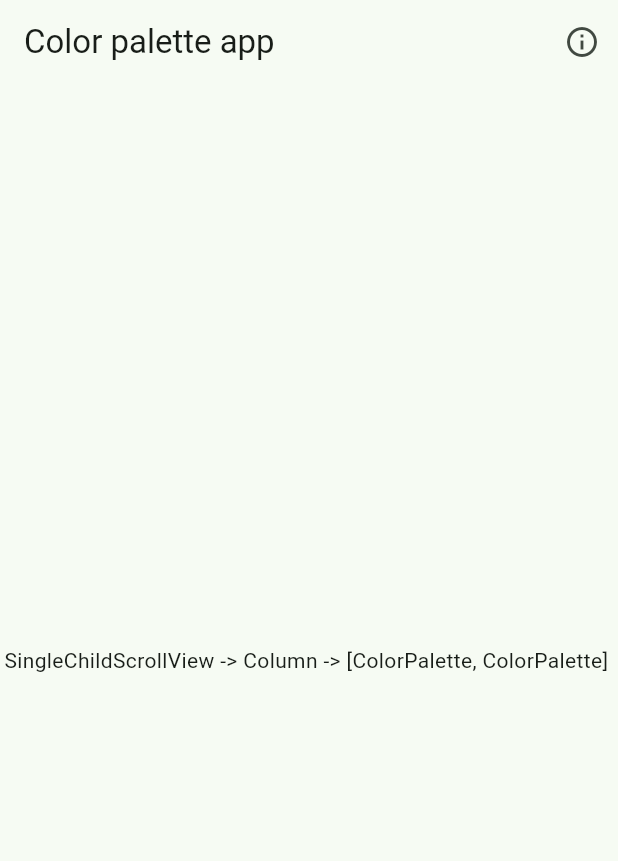
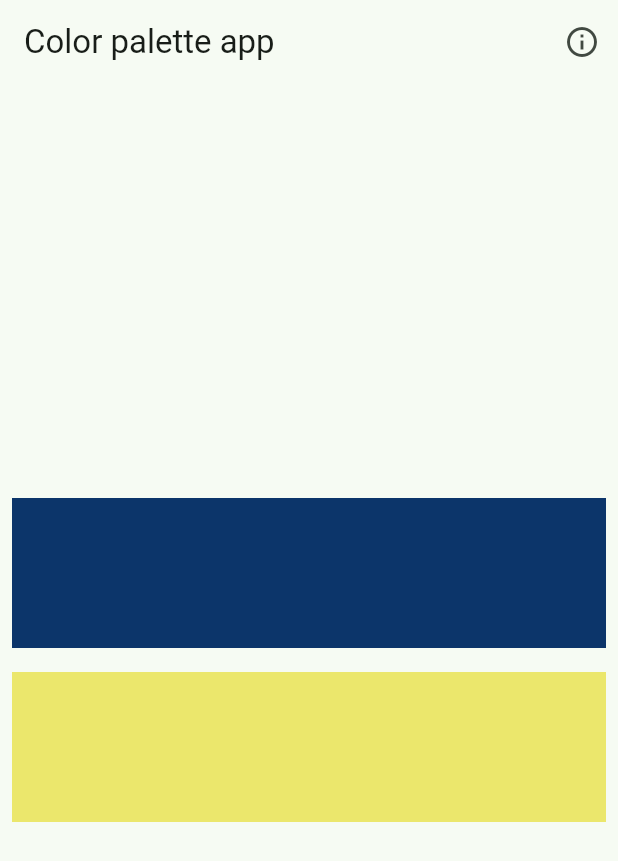
Before and after one commit to Data-ops-rcxd/f_colorpalette_statelesswidgets, a Flutter app: the screen it shows after launch, on a phone screen of 412 x 824 dp. Shown: the top 861 px of the screen. Run offline on Flutter 3.47's test engine with Material 2 defaults, Android fonts, the phone set to English and light mode, and no system bars; our stand-ins replace get, loggy.

Commit message:
cambios clase

```diff
--- a/lib/ui/pages/color_selection_page.dart
+++ b/lib/ui/pages/color_selection_page.dart
@@ -25,9 +25,8 @@ class ColorSelectionPage extends StatelessWidget {
           ],
         ),
         // https://colorhunt.co/
-        body: (const Center(
-          child: Text(
-              "SingleChildScrollView -> Column -> [ColorPalette, ColorPalette] "),
+        body: ( Center(
+          child: SingleChildScrollView(child: Column(children: [ColorPalette(baseColor: "0C356A", callback: showColor), ColorPalette(baseColor: "EBE76C", callback: showColor)],),),
         )));
   }
 
--- a/lib/ui/widgets/color_palette.dart
+++ b/lib/ui/widgets/color_palette.dart
@@ -5,27 +5,33 @@ class ColorPalette extends StatelessWidget {
   const ColorPalette({
     Key? key,
     // así se reciben en el constructor, por ejemplo
-    //required this.baseColor,
+    required this.baseColor,
+    required this.callback,
   }) : super(key: key);
 
   // atributos de la clase, por ejemplo
-  //final String baseColor;
+  final String baseColor;
 
   // también se puede tener como un atributo un callback, necesiario ya que es un
   // widget sin estado, por ejemplo
-  //final Function(String) callback;
+  final Function(String) callback;
 
   // el callback se puede llamar así en el GestureDetector
-  //  onTap: () => callback(baseColor.toString())
+  // ignore: non_constant_identifier_names
 
   @override
   Widget build(BuildContext context) {
     // padding para crear espacio alrededor del widget
     return Padding(
-      padding: const EdgeInsets.all(8.0),
-      // vamos a mostrar los elementos en un row
-      child: Text(
-          'Row -> [Expanded(flex: 4,GestureDetector(Container(height: 100, color: ColorUtils.FromHex(baseColor))) )]'),
-    );
+        padding: const EdgeInsets.all(8.0),
+        // vamos a mostrar los elementos en un row
+        child: Row(children: [
+          Expanded(
+              flex: 4,
+              child: GestureDetector(
+                  onTap: () => callback(baseColor.toString()),
+                  child: Container(
+                      height: 100, color: ColorUtils.FromHex(baseColor))))
+        ]));
   }
 }
```
